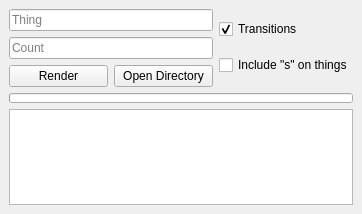
The window that mainwindow.ui (MrSuspicious0/bumblefuck) describes before a commit, drawn with Qt 5.
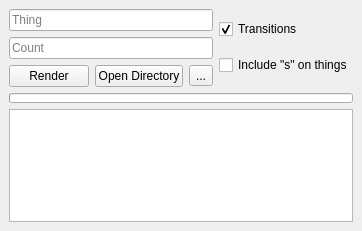
The same window after the commit. Icons and pictures are not drawn.

```diff
--- a/mainwindow.ui
+++ b/mainwindow.ui
@@ -7,19 +7,19 @@
     <x>0</x>
     <y>0</y>
     <width>362</width>
-    <height>214</height>
+    <height>231</height>
    </rect>
   </property>
   <property name="minimumSize">
    <size>
-    <width>323</width>
-    <height>214</height>
+    <width>362</width>
+    <height>231</height>
    </size>
   </property>
   <property name="maximumSize">
    <size>
     <width>362</width>
-    <height>214</height>
+    <height>231</height>
    </size>
   </property>
   <property name="windowTitle">
@@ -86,6 +86,13 @@
               </property>
              </widget>
             </item>
+            <item>
+             <widget class="QToolButton" name="btnMusicManager">
+              <property name="text">
+               <string>...</string>
+              </property>
+             </widget>
+            </item>
            </layout>
           </item>
          </layout>
```
Left out of the diff: 5 changed lines with no effect on the pictures.
